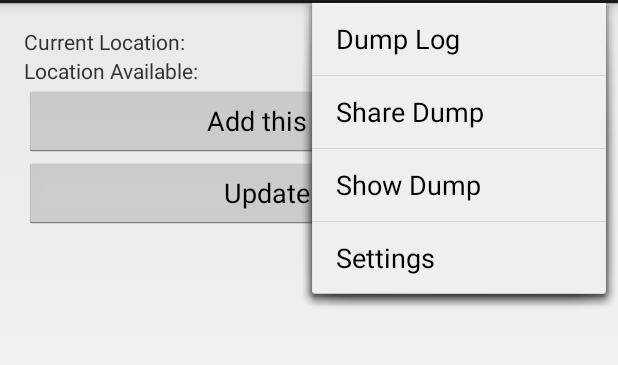
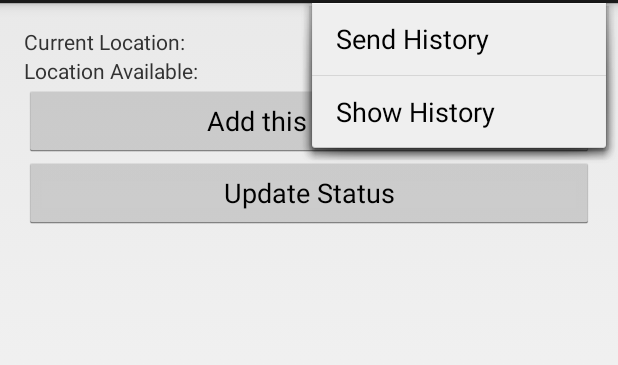
Before and after one commit to simao/lamespy, an Android app: the screen it shows after launch (MainActivity), with the options menu open, on a phone screen of 412 x 824 dp, the part 69-434 px from its top. Run offline under Robolectric (Android 15) with nearby library versions, the phone set to English and light mode, and no system bars.

Commit message:
Force wifi scan when resuming MainActivity

```diff
--- a/lamespy/src/main/java/io/simao/lamespy/activity/MainActivity.java
+++ b/lamespy/src/main/java/io/simao/lamespy/activity/MainActivity.java
@@ -73,6 +73,7 @@ public class MainActivity extends Activity implements MainFragment.MainFragmentE
     protected void onResume() {
         super.onResume();
         registerReceiver(mWifiScanReceiver, new IntentFilter(LocationDataListener.LOCATION_UPDATE));
+        forceLocationUpdate();
     }
 
     @Override
@@ -88,10 +89,6 @@ public class MainActivity extends Activity implements MainFragment.MainFragmentE
         // automatically handle clicks on the Home/Up button, so long
         // as you specify a parent activity in AndroidManifest.xml.
         switch (item.getItemId()) {
-            case R.id.action_settings:
-                return true;
-            case R.id.action_dump_log_console:
-                return new LocationExporter(mDatabaseHelper).exportToConsole();
             case R.id.action_dump_log_share:
                 return shareJsonDump();
             case R.id.action_show_dump:
@@ -197,6 +194,10 @@ public class MainActivity extends Activity implements MainFragment.MainFragmentE
     public void fragmentViewCreated() {
     }
 
+    public void forceLocationUpdate() {
+        mWifiManager.startScan();
+    }
+
     public void onLocationUpdate(Option<Location> currentLocation, List<ScanResult> results) {
         this.lastResult = results;
 
--- a/lamespy/src/main/res/menu/main.xml
+++ b/lamespy/src/main/res/menu/main.xml
@@ -1,9 +1,4 @@
 <menu xmlns:android="http://schemas.android.com/apk/res/android">
-
-    <item android:id="@+id/action_dump_log_console"
-          android:title="@string/action_dump_log_console"
-          android:orderInCategory="0"
-          android:showAsAction="never" />
 
     <item android:id="@+id/action_dump_log_share"
           android:title="@string/action_dump_log_share"
@@ -15,11 +10,4 @@
           android:title="@string/action_show_dump"
           android:orderInCategory="100"
           android:showAsAction="never" />
-
-    <item android:id="@+id/action_settings"
-          android:title="@string/action_settings"
-          android:orderInCategory="200"
-          android:showAsAction="never" />
-
-
 </menu>
--- a/lamespy/src/main/res/values/strings.xml
+++ b/lamespy/src/main/res/values/strings.xml
@@ -11,8 +11,8 @@
     <string name="update_status">Update Status</string>
     <string name="action_dump_log_console">Dump Log</string>
     <string name="title_activity_location_dump">Location History</string>
-    <string name="action_show_dump">Show Dump</string>
+    <string name="action_show_dump">Show History</string>
     <string name="location_event_detail_dialog_message">Location Event Detail</string>
     <string name="merge_locations">Location with name %s already exists.\\nDo you wish to merge the existent location with the new one?</string>
-    <string name="action_dump_log_share">Share Dump</string>
+    <string name="action_dump_log_share">Send History</string>
 </resources>
```
